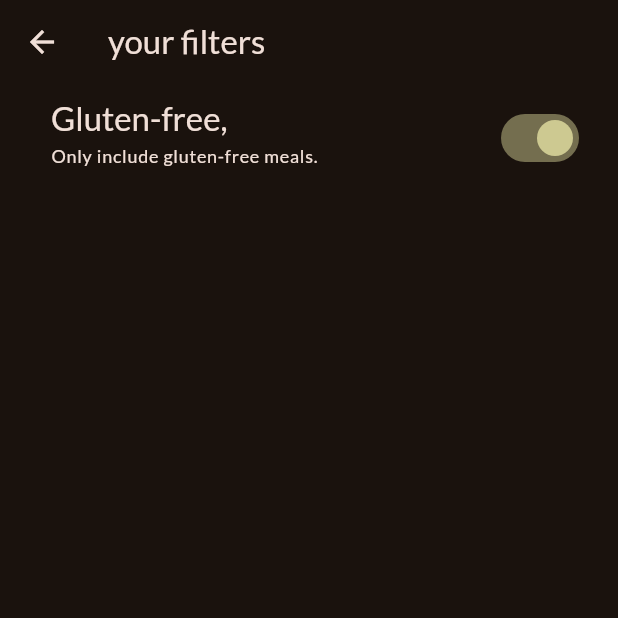
After one commit to alisalali/flutter-meal_app, a Flutter app: the FiltersScreen screen opened directly, after a tap on "Gluten-free,", on a phone screen of 412 x 824 dp, the top half of it. The commit adds this screen. Run offline on Flutter 3.47's test engine with Material 2 defaults, Android fonts, the phone set to English and light mode, and no system bars; our stand-ins replace google_fonts, transparent_image.

Commit message:
filterScreen ,SwitchListTile ,  pushReplacement ,

```diff
--- /dev/null
+++ b/lib/screens/filters.dart
@@ -0,0 +1,61 @@
+import 'package:flutter/material.dart';
+// import 'package:meal_app/screens/tabs.dart';
+// import 'package:meal_app/widgets/main_drawer.dart';
+
+class FiltersScreen extends StatefulWidget {
+  const FiltersScreen({super.key});
+
+  @override
+  State<FiltersScreen> createState() {
+    return _FiltersScreen();
+  }
+}
+
+class _FiltersScreen extends State<FiltersScreen> {
+  var _glutenFreeSet = false;
+  @override
+  Widget build(BuildContext context) {
+    return Scaffold(
+      appBar: AppBar(
+        title: const Text("your filters"),
+      ),
+      //adding drawer with pushReplacement()
+      // drawer: MainDrawer(
+      //   onSelectScreen: (identifier) {
+      //     Navigator.of(context).pop();
+      //     if (identifier == 'meals') {
+      //       Navigator.of(context).pushReplacement(
+      //         MaterialPageRoute(
+      //           builder: (ctx) => const TabsScreen(),
+      //         ),
+      //       );
+      //     }
+      //   },
+      // ),
+      body: Column(children: [
+        SwitchListTile(
+          value: _glutenFreeSet,
+          onChanged: (isChecked) {
+            setState(() {
+              _glutenFreeSet = isChecked;
+            });
+          },
+          title: Text(
+            'Gluten-free,',
+            style: Theme.of(context).textTheme.titleLarge!.copyWith(
+                  color: Theme.of(context).colorScheme.onBackground,
+                ),
+          ),
+          subtitle: Text(
+            'Only include gluten-free meals.',
+            style: Theme.of(context).textTheme.labelMedium!.copyWith(
+                  color: Theme.of(context).colorScheme.onBackground,
+                ),
+          ),
+          activeColor: Theme.of(context).colorScheme.tertiary,
+          contentPadding: const EdgeInsets.only(left: 34, right: 22),
+        )
+      ]),
+    );
+  }
+}
--- a/lib/screens/tabs.dart
+++ b/lib/screens/tabs.dart
@@ -1,6 +1,7 @@
 import 'package:flutter/material.dart';
 import 'package:meal_app/models/meal.dart';
 import 'package:meal_app/screens/categories.dart';
+import 'package:meal_app/screens/filters.dart';
 import 'package:meal_app/screens/meals.dart';
 import 'package:meal_app/widgets/main_drawer.dart';
 
@@ -48,9 +49,13 @@ class _TabsScreenState extends State<TabsScreen> {
   }
 
   void _selectScreen(String identifier) {
+    Navigator.of(context).pop(); // will close the drawer
     if (identifier == 'filters') {
-    } else {
-      Navigator.of(context).pop(); // will close the drawer
+      Navigator.of(context).push(
+        MaterialPageRoute(
+          builder: (ctx) => const FiltersScreen(),
+        ),
+      );
     }
   }
 
```
